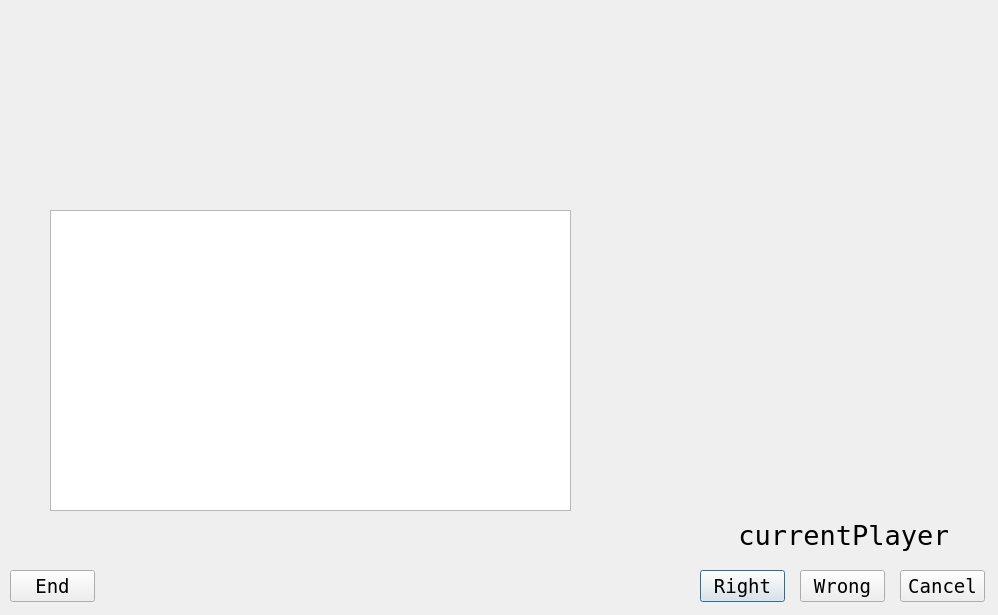
The window that answer.ui (chlange/jeopardy) describes before a commit, drawn with Qt 5.
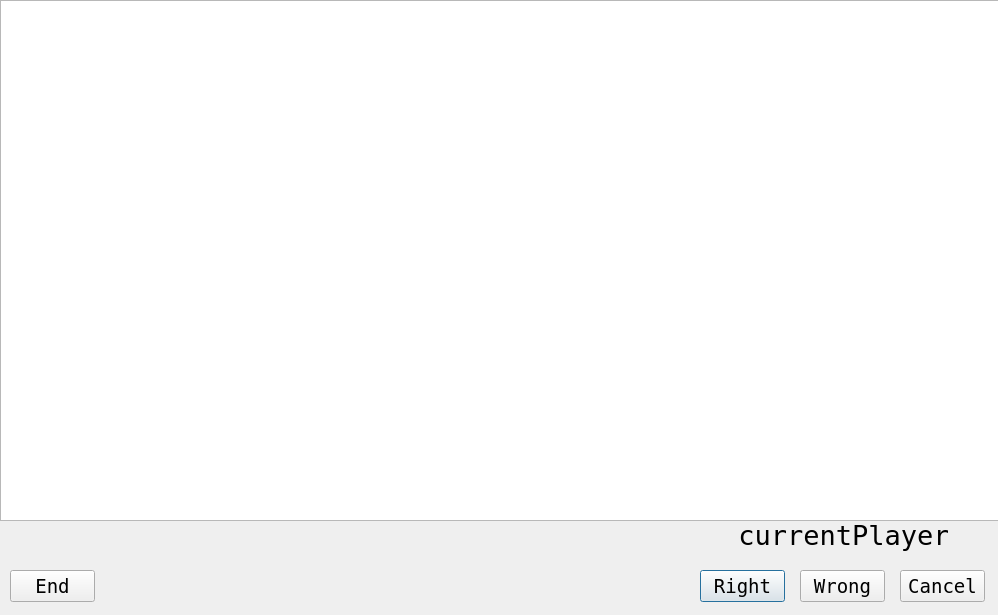
The same window after the commit. Icons and pictures are not drawn.

Commit message: Fixed: Images will be displayed in QImageView

The edit to the form file:
```diff
--- a/answer.ui
+++ b/answer.ui
@@ -204,10 +204,10 @@
   <widget class="QGraphicsView" name="graphicsView">
    <property name="geometry">
     <rect>
-     <x>50</x>
-     <y>210</y>
-     <width>521</width>
-     <height>301</height>
+     <x>0</x>
+     <y>0</y>
+     <width>1001</width>
+     <height>521</height>
     </rect>
    </property>
   </widget>
```
The commit also changes 2 other files.
